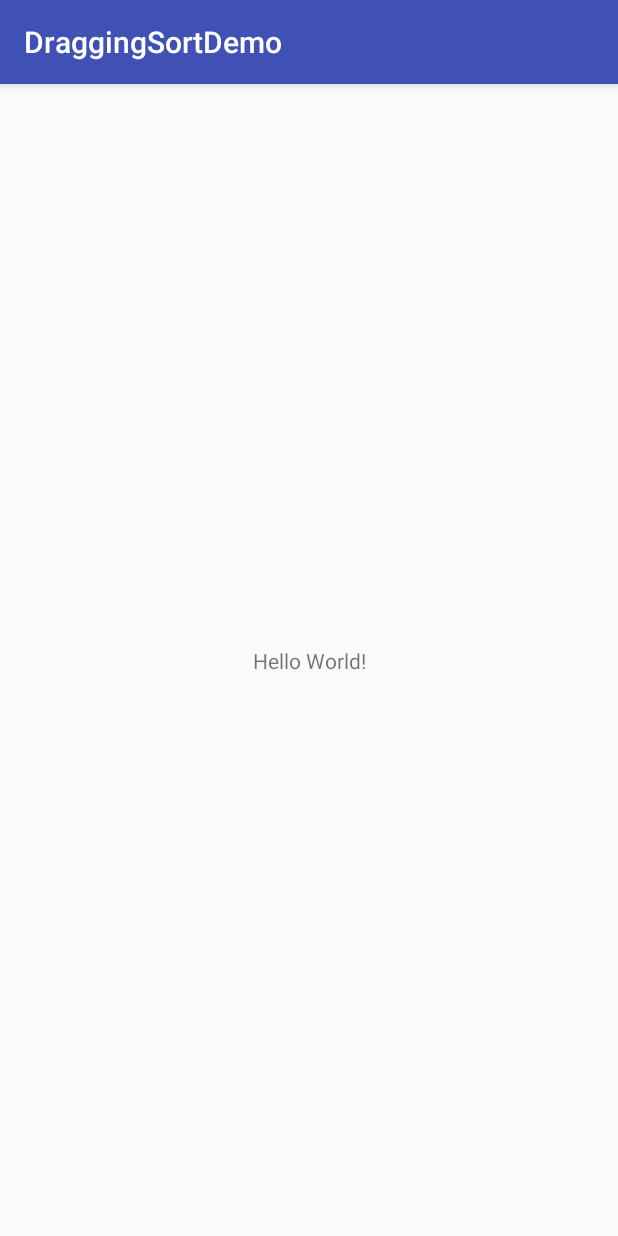
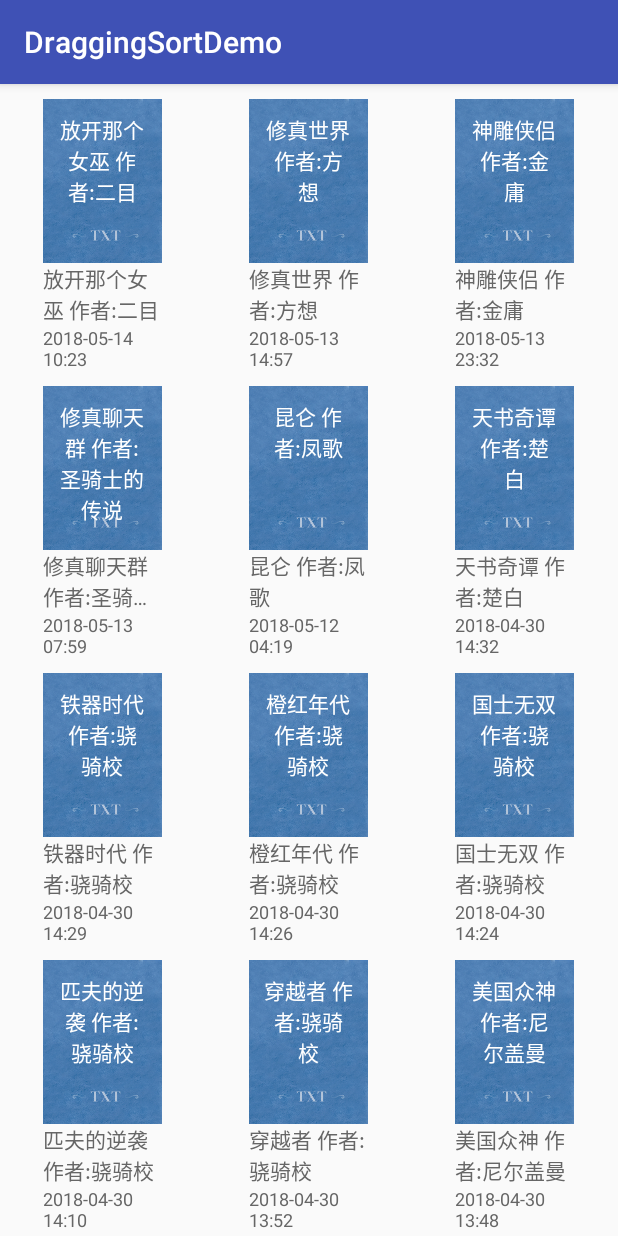
Before and after one commit to riceeater/DraggingSortDemo, an Android app: the screen it shows after launch (MainActivity), on a phone screen of 412 x 824 dp. Run offline under Robolectric (Android 15) with nearby library versions, the phone set to English and light mode, and no system bars; our stand-ins replace ButterKnife.

Commit message:
完成开发，修复bug

```diff
--- a/app/build.gradle
+++ b/app/build.gradle
@@ -19,10 +19,14 @@ android {
 }
 
 dependencies {
-    implementation fileTree(dir: 'libs', include: ['*.jar'])
+    implementation fileTree(include: ['*.jar'], dir: 'libs')
     implementation 'com.android.support:appcompat-v7:27.1.1'
     implementation 'com.android.support.constraint:constraint-layout:1.1.0'
     testImplementation 'junit:junit:4.12'
     androidTestImplementation 'com.android.support.test:runner:1.0.2'
     androidTestImplementation 'com.android.support.test.espresso:espresso-core:3.0.2'
+    implementation 'com.jakewharton:butterknife:8.8.1'
+    annotationProcessor 'com.jakewharton:butterknife-compiler:8.8.1'
+    implementation 'com.android.support:recyclerview-v7:27.1.1'
+    implementation 'com.google.code.gson:gson:2.8.5'
 }
--- a/app/src/main/AndroidManifest.xml
+++ b/app/src/main/AndroidManifest.xml
@@ -2,6 +2,7 @@
 <manifest xmlns:android="http://schemas.android.com/apk/res/android"
           package="com.xylitolz.draggingsortdemo">
 
+    <uses-permission android:name="android.permission.VIBRATE"/>
     <application
         android:allowBackup="true"
         android:icon="@mipmap/ic_launcher"
--- /dev/null
+++ b/app/src/main/java/com/xylitolz/draggingsortdemo/Book.java
@@ -0,0 +1,67 @@
+package com.xylitolz.draggingsortdemo;
+
+/**
+ * @author 小米Xylitol
+ * @email xiaomi987@hotmail.com
+ * @desc 书籍实体类
+ * @date 2018-05-15 09:53
+ */
+public class Book {
+
+    public Book() {
+    }
+
+    public Book(String name, String desc, long lastVisit, String author, String path) {
+        this.name = name;
+        this.desc = desc;
+        this.lastVisit = lastVisit;
+        this.author = author;
+        this.path = path;
+    }
+
+    private String name;//书名
+    private String desc;//书描述
+    private long lastVisit;//上次访问时间
+    private String author;//作者
+    private String path;//存放位置
+
+    public String getName() {
+        return name;
+    }
+
+    public void setName(String name) {
+        this.name = name;
+    }
+
+    public String getDesc() {
+        return desc;
+    }
+
+    public void setDesc(String desc) {
+        this.desc = desc;
+    }
+
+    public long getLastVisit() {
+        return lastVisit;
+    }
+
+    public void setLastVisit(long lastVisit) {
+        this.lastVisit = lastVisit;
+    }
+
+    public String getAuthor() {
+        return author;
+    }
+
+    public void setAuthor(String author) {
+        this.author = author;
+    }
+
+    public String getPath() {
+        return path;
+    }
+
+    public void setPath(String path) {
+        this.path = path;
+    }
+}
--- /dev/null
+++ b/app/src/main/java/com/xylitolz/draggingsortdemo/BookShelfAdapter.java
@@ -0,0 +1,134 @@
+package com.xylitolz.draggingsortdemo;
+
+import android.content.Context;
+import android.support.annotation.NonNull;
+import android.support.v7.widget.RecyclerView;
+import android.view.LayoutInflater;
+import android.view.View;
+import android.view.ViewGroup;
+import android.widget.ImageView;
+import android.widget.TextView;
+
+import java.util.ArrayList;
+import java.util.Collections;
+import java.util.List;
+
+import butterknife.BindView;
+import butterknife.ButterKnife;
+
+/**
+ * @author 小米Xylitol
+ * @email xiaomi987@hotmail.com
+ * @desc 书架列表适配器
+ * @date 2018-05-15 09:52
+ */
+public class BookShelfAdapter extends RecyclerView.Adapter<RecyclerView.ViewHolder> {
+
+    private List<Book> books = new ArrayList<>();
+    private Context context;
+    private static final int TYPE_BOOK = 0;
+    private static final int TYPE_ADD_BOOK = 1;
+    private IDragListener listener;
+
+    public BookShelfAdapter(Context context,IDragListener listener) {
+        this.context = context;
+        this.listener = listener;
+    }
+
+    public void setData(List<Book> books) {
+        this.books = books;
+        notifyDataSetChanged();
+    }
+
+    @NonNull
+    @Override
+    public RecyclerView.ViewHolder onCreateViewHolder(@NonNull ViewGroup parent, int viewType) {
+        if(viewType == TYPE_BOOK) {
+            View view = LayoutInflater.from(context).inflate(R.layout.recycler_item_book_shelf, parent, false);
+            return new BookShelfViewHolder(view,listener);
+        } else {
+            View view = LayoutInflater.from(context).inflate(R.layout.recycler_item_book_shelf, parent, false);
+            return new BookShelfAddViewHolder(view);
+        }
+    }
+
+    @Override
+    public void onBindViewHolder(@NonNull RecyclerView.ViewHolder holder, int position) {
+        int viewType = getItemViewType(position);
+        if(viewType == TYPE_BOOK) {
+            ((BookShelfViewHolder) holder).bind(books.get(position));
+        } else {
+
+        }
+    }
+
+    @Override
+    public int getItemViewType(int position) {
+        if(position == getItemCount() - 1) {
+            return TYPE_ADD_BOOK;
+        } else {
+            return TYPE_BOOK;
+        }
+    }
+
+    @Override
+    public int getItemCount() {
+        return books.size() + 1;
+    }
+
+    public static class BookShelfViewHolder extends RecyclerView.ViewHolder {
+
+        @BindView(R.id.iv_book_cover)
+        ImageView ivBookCover;
+        @BindView(R.id.tv_book_cover_name)
+        TextView tvBookCoverName;
+        @BindView(R.id.tv_book_name)
+        TextView tvBookName;
+        @BindView(R.id.tv_last_visit)
+        TextView tvLastVisit;
+
+
+        public BookShelfViewHolder(View itemView,final IDragListener listener) {
+            super(itemView);
+            ButterKnife.bind(this, itemView);
+            itemView.setOnLongClickListener(new View.OnLongClickListener() {
+                @Override
+                public boolean onLongClick(View v) {
+                    listener.startDrag(BookShelfViewHolder.this);
+                    return true;
+                }
+            });
+        }
+
+        private void bind(Book book) {
+            tvBookCoverName.setText(book.getName()+" 作者:"+book.getAuthor());
+            tvBookName.setText(book.getName()+" 作者:"+book.getAuthor());
+            tvLastVisit.setText(TimeUtil.parseTimeByLatest(book.getLastVisit()));
+        }
+    }
+
+    public static class BookShelfAddViewHolder extends RecyclerView.ViewHolder {
+
+        @BindView(R.id.iv_book_cover)
+        ImageView ivBookCover;
+        @BindView(R.id.tv_book_cover_name)
+        TextView tvBookCoverName;
+        @BindView(R.id.tv_book_name)
+        TextView tvBookName;
+        @BindView(R.id.tv_last_visit)
+        TextView tvLastVisit;
+        private View rootView;
+
+
+        public BookShelfAddViewHolder(View itemView) {
+            super(itemView);
+            this.rootView = itemView;
+            ButterKnife.bind(this, itemView);
+            tvBookCoverName.setText("");
+            tvBookName.setText("添加书籍");
+            tvLastVisit.setText("");
+        }
+
+
+    }
+}
--- /dev/null
+++ b/app/src/main/java/com/xylitolz/draggingsortdemo/BookShelfTouchHelper.java
@@ -0,0 +1,38 @@
+package com.xylitolz.draggingsortdemo;
+
+import android.support.v7.widget.GridLayoutManager;
+import android.support.v7.widget.RecyclerView;
+import android.support.v7.widget.StaggeredGridLayoutManager;
+import android.support.v7.widget.helper.ItemTouchHelper;
+import android.util.Log;
+
+import java.util.Collections;
+
+/**
+ * @author 小米Xylitol
+ * @email xiaomi987@hotmail.com
+ * @desc RecyclerView拖动帮助类
+ * @date 2018-05-25 11:18
+ */
+public class BookShelfTouchHelper extends ItemTouchHelper {
+
+    private TouchCallback callback;
+
+    public BookShelfTouchHelper(TouchCallback callback) {
+        super(callback);
+        this.callback = callback;
+    }
+
+    @Override
+    public void startDrag(RecyclerView.ViewHolder viewHolder) {
+        super.startDrag(viewHolder);
+    }
+
+    public void setEnableDrag(boolean enableDrag) {
+        callback.setEnableDrag(enableDrag);
+    }
+
+    public void setEnableSwipe(boolean enableSwipe) {
+        callback.setEnableSwipe(enableSwipe);
+    }
+}
--- /dev/null
+++ b/app/src/main/java/com/xylitolz/draggingsortdemo/DataUtils.java
@@ -0,0 +1,45 @@
+package com.xylitolz.draggingsortdemo;
+
+import android.content.Context;
+import android.content.SharedPreferences;
+import android.util.Log;
+
+import com.google.gson.Gson;
+import com.google.gson.reflect.TypeToken;
+
+import java.lang.reflect.Type;
+import java.util.ArrayList;
+import java.util.List;
+
+/**
+ * @author 小米Xylitol
+ * @email xiaomi987@hotmail.com
+ * @desc 保存数据工具类
+ * @date 2018-05-25 13:52
+ */
+public class DataUtils {
+
+    public static final String DEFAULT_SP_NAME = "DEFAULT_SP_NAME";
+
+    public static <T> void saveData(List<T> data, String spName, String key, Context context) {
+        SharedPreferences preferences = context.getSharedPreferences(spName,Context.MODE_PRIVATE);
+        SharedPreferences.Editor editor = preferences.edit();
+        Gson gson = new Gson();
+        String jsonString = gson.toJson(data);
+        editor.putString(key,jsonString);
+        editor.apply();
+    }
+
+    public static List<Book> getData(String spName, String key, Context context) {
+        List<Book> data = new ArrayList<Book>();
+        SharedPreferences preferences = context.getSharedPreferences(spName,Context.MODE_PRIVATE);
+        String jsonString = preferences.getString(key,null);
+        if(jsonString == null) {
+            return data;
+        }
+        Log.e("JSON",jsonString + "ssss"+new TypeToken<List<Book>>(){}.getType());
+        Gson gson = new Gson();
+        data = gson.fromJson(jsonString,new TypeToken<List<Book>>(){}.getType());
+        return data;
+    }
+}
--- /dev/null
+++ b/app/src/main/java/com/xylitolz/draggingsortdemo/IDragListener.java
@@ -0,0 +1,13 @@
+package com.xylitolz.draggingsortdemo;
+
+import android.support.v7.widget.RecyclerView;
+
+/**
+ * @author 小米Xylitol
+ * @email xiaomi987@hotmail.com
+ * @desc 开启拖动排序
+ * @date 2018-05-25 13:37
+ */
+public interface IDragListener {
+    void startDrag(RecyclerView.ViewHolder holder);
+}
--- a/app/src/main/java/com/xylitolz/draggingsortdemo/MainActivity.java
+++ b/app/src/main/java/com/xylitolz/draggingsortdemo/MainActivity.java
@@ -1,13 +1,108 @@
 package com.xylitolz.draggingsortdemo;
 
+import android.app.Service;
+import android.os.Vibrator;
 import android.support.v7.app.AppCompatActivity;
 import android.os.Bundle;
+import android.support.v7.widget.RecyclerView;
 
-public class MainActivity extends AppCompatActivity {
+import java.util.ArrayList;
+import java.util.Collections;
+import java.util.List;
+
+import butterknife.BindView;
+import butterknife.ButterKnife;
+
+public class MainActivity extends AppCompatActivity implements OnItemTouchCallbackListener, IDragListener {
+
+    @BindView(R.id.rv_books)
+    RecyclerView rvBooks;
+
+    private BookShelfAdapter adapter;//适配器
+    private BookShelfTouchHelper touchHelper;//拖拽操作帮助类
+    private List<Book> books = new ArrayList<>();//数据源
 
     @Override
     protected void onCreate(Bundle savedInstanceState) {
         super.onCreate(savedInstanceState);
         setContentView(R.layout.activity_main);
+        ButterKnife.bind(this);
+        initView();
+        initData();
+    }
+
+    private void initView() {
+        RecyclerViewUtil.grid(this,3,rvBooks);
+        rvBooks.setHasFixedSize(true);
+
+        adapter = new BookShelfAdapter(this,this);
+        rvBooks.setAdapter(adapter);
+        touchHelper = new BookShelfTouchHelper(new TouchCallback(this));
+        touchHelper.setEnableDrag(false);
+        touchHelper.setEnableSwipe(false);
+        touchHelper.attachToRecyclerView(rvBooks);
+    }
+
+    private void initData() {
+        books = DataUtils.getData(DataUtils.DEFAULT_SP_NAME,"books",this);
+        if(books.size() == 0) {
+            books.add(new Book("放开那个女巫", "好看的魔法小说", 1526293390000L, "二目", ""));
+            books.add(new Book("修真世界", "好看的幻想小说", 1526223440000L, "方想", ""));
+            books.add(new Book("神雕侠侣", "好看的武侠小说", 1526254320000L, "金庸", ""));
+            books.add(new Book("修真聊天群", "好看的架空修真小说", 1526198370000L, "圣骑士的传说", ""));
+            books.add(new Book("昆仑", "好看的新武侠小说", 1526098760000L, "凤歌", ""));
+            books.add(new Book("天书奇谭", "好看的魔法小说", 1525098760000L, "楚白", ""));
+            books.add(new Book("铁器时代", "好看的架空历史小说", 1525098560000L, "骁骑校", ""));
+            books.add(new Book("橙红年代", "好看的都市小说", 1525098360000L, "骁骑校", ""));
+            books.add(new Book("国士无双", "好看的架空历史小说", 1525098280000L, "骁骑校", ""));
+            books.add(new Book("匹夫的逆袭", "好看的都市小说", 1525097450000L, "骁骑校", ""));
+            books.add(new Book("穿越者", "好看的幻想小说", 1525096350000L, "骁骑校", ""));
+            books.add(new Book("美国众神", "好看的幻想小说", 1525096110000L, "尼尔盖曼", ""));
+            books.add(new Book("官居一品", "好看的架空小说", 1525096000000L, "三戒大师", ""));
+        }
+        adapter.setData(books);
+    }
+
+    @Override
+    public void onSwiped(int position) {
+        //处理划动删除操作
+        if(books != null && position >= 0 && position < books.size()) {
+            books.remove(position);
+            adapter.notifyItemRemoved(position);
+        }
+    }
+
+    @Override
+    public boolean onMove(int srcPosition, int targetPosition) {
+        //处理拖拽事件
+        if(books == null || books.size() == 0) {
+            return false;
+        }
+        if(srcPosition >= 0 && srcPosition < books.size() && targetPosition >= 0 && targetPosition < books.size()) {
+            //交换数据源两个数据的位置
+            Collections.swap(books,srcPosition,targetPosition);
+            //更新视图
+            adapter.notifyItemMoved(srcPosition,targetPosition);
+            //消费事件
+            return true;
+        } else {
+            return false;
+        }
+    }
+
+    @Override
+    public void startDrag(RecyclerView.ViewHolder holder) {
+        //获取系统震动服务
+        Vibrator vib = (Vibrator) getSystemService(Service.VIBRATOR_SERVICE);
+        //震动70毫秒
+        vib.vibrate(70);
+        touchHelper.startDrag(holder);
+    }
+
+    @Override
+    protected void onDestroy() {
+        super.onDestroy();
+        //销毁前存储数据
+        DataUtils.saveData(books,DataUtils.DEFAULT_SP_NAME,"books",this);
     }
 }
--- /dev/null
+++ b/app/src/main/java/com/xylitolz/draggingsortdemo/OnItemTouchCallbackListener.java
@@ -0,0 +1,22 @@
+package com.xylitolz.draggingsortdemo;
+
+/**
+ * @author 小米Xylitol
+ * @email xiaomi987@hotmail.com
+ * @desc 滑动或者拖动Item的回调接口
+ * @date 2018-05-25 11:40
+ */
+public interface OnItemTouchCallbackListener {
+    /**
+     * 当某个Item被滑动删除时回调
+     */
+    void onSwiped(int adapterPosition);
+
+    /**
+     * 当两个Item位置互换的时候被回调(拖拽)
+     * @param srcPosition    拖拽的item的position
+     * @param targetPosition 目的地的Item的position
+     * @return 开发者处理了操作应该返回true，开发者没有处理就返回false
+     */
+    boolean onMove(int srcPosition, int targetPosition);
+}
--- /dev/null
+++ b/app/src/main/java/com/xylitolz/draggingsortdemo/RecyclerViewUtil.java
@@ -0,0 +1,27 @@
+package com.xylitolz.draggingsortdemo;
+
+import android.content.Context;
+import android.support.v7.widget.GridLayoutManager;
+import android.support.v7.widget.LinearLayoutManager;
+import android.support.v7.widget.RecyclerView;
+
+/**
+ * @author 小米Xylitol
+ * @email xiaomi987@hotmail.com
+ * @desc RecyclerView帮助类
+ * @date 2018-05-14 14:18
+ */
+public class RecyclerViewUtil {
+
+    public static void vertical(Context context,RecyclerView rv) {
+        rv.setLayoutManager(new LinearLayoutManager(context,LinearLayoutManager.VERTICAL,false));
+    }
+
+    public static void horizontal(Context context,RecyclerView rv) {
+        rv.setLayoutManager(new LinearLayoutManager(context,LinearLayoutManager.HORIZONTAL,false));
+    }
+
+    public static void grid(Context context,int spanCount,RecyclerView rv) {
+        rv.setLayoutManager(new GridLayoutManager(context,spanCount,GridLayoutManager.VERTICAL,false));
+    }
+}
--- /dev/null
+++ b/app/src/main/java/com/xylitolz/draggingsortdemo/TimeUtil.java
@@ -0,0 +1,30 @@
+package com.xylitolz.draggingsortdemo;
+
+import java.text.SimpleDateFormat;
+import java.util.Date;
+
+/**
+ * @author 小米Xylitol
+ * @email xiaomi987@hotmail.com
+ * @desc 时间工具类
+ * @date 2018-05-15 10:49
+ */
+public class TimeUtil {
+
+    private static String timeFormateryMdHHmm = "yyyy-MM-dd HH:mm";
+    private static long oneHour = 60 * 60 * 1000;
+    private static long oneMinute = 60 * 1000;
+
+    public static String parseTimeByLatest(long timeMillis) {
+        Date date = new Date(timeMillis);
+        SimpleDateFormat format = new SimpleDateFormat(timeFormateryMdHHmm);
+        long currentTimeMillis = System.currentTimeMillis();
+        if(currentTimeMillis - timeMillis < oneMinute) {
+           return "刚刚";
+        } else if(currentTimeMillis - timeMillis < oneHour) {
+            return ((currentTimeMillis - timeMillis) / oneMinute) + "分钟前";
+        } else {
+            return format.format(date);
+        }
+    }
+}
--- /dev/null
+++ b/app/src/main/java/com/xylitolz/draggingsortdemo/TouchCallback.java
@@ -0,0 +1,108 @@
+package com.xylitolz.draggingsortdemo;
+
+import android.support.v7.widget.GridLayoutManager;
+import android.support.v7.widget.LinearLayoutManager;
+import android.support.v7.widget.RecyclerView;
+import android.support.v7.widget.helper.ItemTouchHelper;
+
+/**
+ * @author 小米Xylitol
+ * @email xiaomi987@hotmail.com
+ * @desc TouchHelper参数
+ * @date 2018-05-25 11:36
+ */
+public class TouchCallback extends ItemTouchHelper.Callback {
+
+    private boolean isEnableSwipe;//允许滑动
+    private boolean isEnableDrag;//允许拖动
+    private OnItemTouchCallbackListener callbackListener;//回调接口
+
+    public TouchCallback(OnItemTouchCallbackListener callbackListener) {
+        this.callbackListener = callbackListener;
+    }
+
+    /**
+     * 滑动或者拖拽的方向，上下左右
+     * @param recyclerView 目标RecyclerView
+     * @param viewHolder 目标ViewHolder
+     * @return 方向
+     */
+    @Override
+    public int getMovementFlags(RecyclerView recyclerView, RecyclerView.ViewHolder viewHolder) {
+        RecyclerView.LayoutManager layoutManager = recyclerView.getLayoutManager();
+        if (layoutManager instanceof GridLayoutManager) {// GridLayoutManager
+            // flag如果值是0，相当于这个功能被关闭
+            int dragFlag = ItemTouchHelper.LEFT | ItemTouchHelper.RIGHT | ItemTouchHelper.UP | ItemTouchHelper.DOWN;
+            int swipeFlag = 0;
+            return makeMovementFlags(dragFlag, swipeFlag);
+        } else if (layoutManager instanceof LinearLayoutManager) {// linearLayoutManager
+            LinearLayoutManager linearLayoutManager = (LinearLayoutManager) layoutManager;
+            int orientation = linearLayoutManager.getOrientation();
+
+            int dragFlag = 0;
+            int swipeFlag = 0;
+
+            if (orientation == LinearLayoutManager.HORIZONTAL) {//横向布局
+                swipeFlag = ItemTouchHelper.UP | ItemTouchHelper.DOWN;
+                dragFlag = ItemTouchHelper.LEFT | ItemTouchHelper.RIGHT;
+            } else if (orientation == LinearLayoutManager.VERTICAL) {//纵向布局
+                dragFlag = ItemTouchHelper.UP | ItemTouchHelper.DOWN;
+                swipeFlag = ItemTouchHelper.LEFT | ItemTouchHelper.RIGHT;
+            }
+            return makeMovementFlags(dragFlag, swipeFlag);
+        }
+        return 0;
+    }
+
+    /**
+     * 拖拽item移动时产生回调
+     * @param recyclerView 目标RecyclerView
+     * @param viewHolder 拖拽的item对应的viewHolder
+     * @param target 拖拽目的地的ViewHOlder
+     * @return 是否消费拖拽事件
+     */
+    @Override
+    public boolean onMove(RecyclerView recyclerView, RecyclerView.ViewHolder viewHolder, RecyclerView.ViewHolder target) {
+        if(this.callbackListener != null) {
+            this.callbackListener.onMove(viewHolder.getAdapterPosition(),target.getAdapterPosition());
+        }
+        return false;
+    }
+
+    /**
+     * 滑动删除时回调
+     * @param viewHolder 当前操作的Item对应的viewHolder
+     * @param direction 方向
+     */
+    @Override
+    public void onSwiped(RecyclerView.ViewHolder viewHolder, int direction) {
+        if(this.callbackListener != null) {
+            this.callbackListener.onSwiped(viewHolder.getAdapterPosition());
+        }
+    }
+
+    /**
+     * 是否可以长按拖拽
+     * @return
+     */
+    @Override
+    public boolean isLongPressDragEnabled() {
+        return isEnableDrag;
+    }
+
+    /**
+     * 是否可以滑动删除
+     */
+    @Override
+    public boolean isItemViewSwipeEnabled() {
+        return isEnableSwipe;
+    }
+
+    public void setEnableDrag(boolean enableDrag) {
+        this.isEnableDrag = enableDrag;
+    }
+
+    public void setEnableSwipe(boolean enableSwipe) {
+        this.isEnableSwipe = enableSwipe;
+    }
+}
--- a/app/src/main/res/layout/activity_main.xml
+++ b/app/src/main/res/layout/activity_main.xml
@@ -1,19 +1,10 @@
 <?xml version="1.0" encoding="utf-8"?>
-<android.support.constraint.ConstraintLayout
+<RelativeLayout
     xmlns:android="http://schemas.android.com/apk/res/android"
-    xmlns:app="http://schemas.android.com/apk/res-auto"
-    xmlns:tools="http://schemas.android.com/tools"
     android:layout_width="match_parent"
-    android:layout_height="match_parent"
-    tools:context=".MainActivity">
-
-    <TextView
-        android:layout_width="wrap_content"
-        android:layout_height="wrap_content"
-        android:text="Hello World!"
-        app:layout_constraintBottom_toBottomOf="parent"
-        app:layout_constraintLeft_toLeftOf="parent"
-        app:layout_constraintRight_toRightOf="parent"
-        app:layout_constraintTop_toTopOf="parent"/>
-
-</android.support.constraint.ConstraintLayout>
+    android:layout_height="match_parent">
+    <android.support.v7.widget.RecyclerView
+        android:id="@+id/rv_books"
+        android:layout_width="match_parent"
+        android:layout_height="match_parent"/>
+</RelativeLayout>
--- /dev/null
+++ b/app/src/main/res/layout/recycler_item_book_shelf.xml
@@ -0,0 +1,52 @@
+<?xml version="1.0" encoding="utf-8"?>
+<RelativeLayout
+    xmlns:android="http://schemas.android.com/apk/res/android"
+    android:layout_width="match_parent"
+    android:layout_height="wrap_content"
+    android:gravity="center_horizontal"
+    android:paddingTop="10dp">
+    <ImageView
+        android:id="@+id/iv_book_cover"
+        android:layout_width="wrap_content"
+        android:layout_height="wrap_content"
+        android:src="@mipmap/general__shared__txt"/>
+    <TextView
+        android:textColor="@color/white"
+        android:textSize="@dimen/book_name"
+        android:id="@+id/tv_book_cover_name"
+        android:layout_width="wrap_content"
+        android:layout_height="wrap_content"
+        android:layout_alignLeft="@+id/iv_book_cover"
+        android:layout_alignRight="@+id/iv_book_cover"
+        android:layout_alignBottom="@+id/iv_book_cover"
+        android:layout_alignTop="@+id/iv_book_cover"
+        android:gravity="center_horizontal"
+        android:paddingTop="10dp"
+        android:paddingLeft="10dp"
+        android:paddingRight="10dp"
+        android:text="书名"/>
+    <TextView
+        android:layout_alignLeft="@+id/iv_book_cover"
+        android:layout_alignRight="@+id/iv_book_cover"
+        android:maxLines="2"
+        android:ellipsize="end"
+        android:textColor="@color/book_name"
+        android:textSize="@dimen/book_name"
+        android:id="@+id/tv_book_name"
+        android:layout_width="wrap_content"
+        android:layout_height="wrap_content"
+        android:layout_below="@+id/iv_book_cover"
+        android:text="书名"/>
+    <TextView
+        android:layout_alignLeft="@+id/iv_book_cover"
+        android:layout_alignRight="@+id/iv_book_cover"
+        android:maxLines="2"
+        android:ellipsize="end"
+        android:textSize="@dimen/book_time"
+        android:textColor="@color/book_name"
+        android:id="@+id/tv_last_visit"
+        android:layout_width="wrap_content"
+        android:layout_height="wrap_content"
+        android:layout_below="@+id/tv_book_name"
+        android:text="10分钟前"/>
+</RelativeLayout>
--- a/app/src/main/res/values/colors.xml
+++ b/app/src/main/res/values/colors.xml
@@ -3,4 +3,8 @@
     <color name="colorPrimary">#3F51B5</color>
     <color name="colorPrimaryDark">#303F9F</color>
     <color name="colorAccent">#FF4081</color>
+    <color name="white">#FFFFFF</color>
+
+    <color name="book_name">#666666</color>
+    <color name="book_time">#999999</color>
 </resources>
--- /dev/null
+++ b/app/src/main/res/values/dimens.xml
@@ -0,0 +1,8 @@
+<?xml version="1.0" encoding="utf-8"?>
+<resources>
+    <dimen name="book_name">14sp</dimen>
+    <dimen name="book_time">12sp</dimen>
+
+    <dimen name="common_left_margin">12dp</dimen>
+    <dimen name="common_right_margin">12dp</dimen>
+</resources>
```
Also changed, not shown: app/src/main/res/layout/recycler_item_add_book.xml (added, +52 -0 lines), app/src/main/res/mipmap-xxhdpi/general__shared__txt.png (added).
